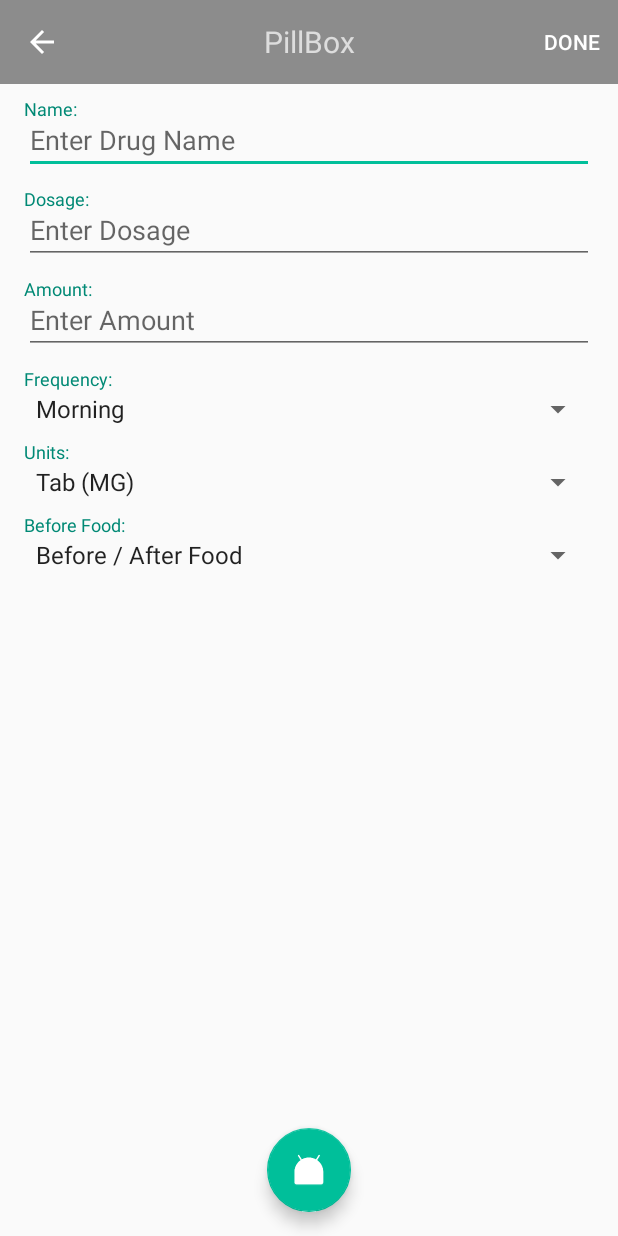
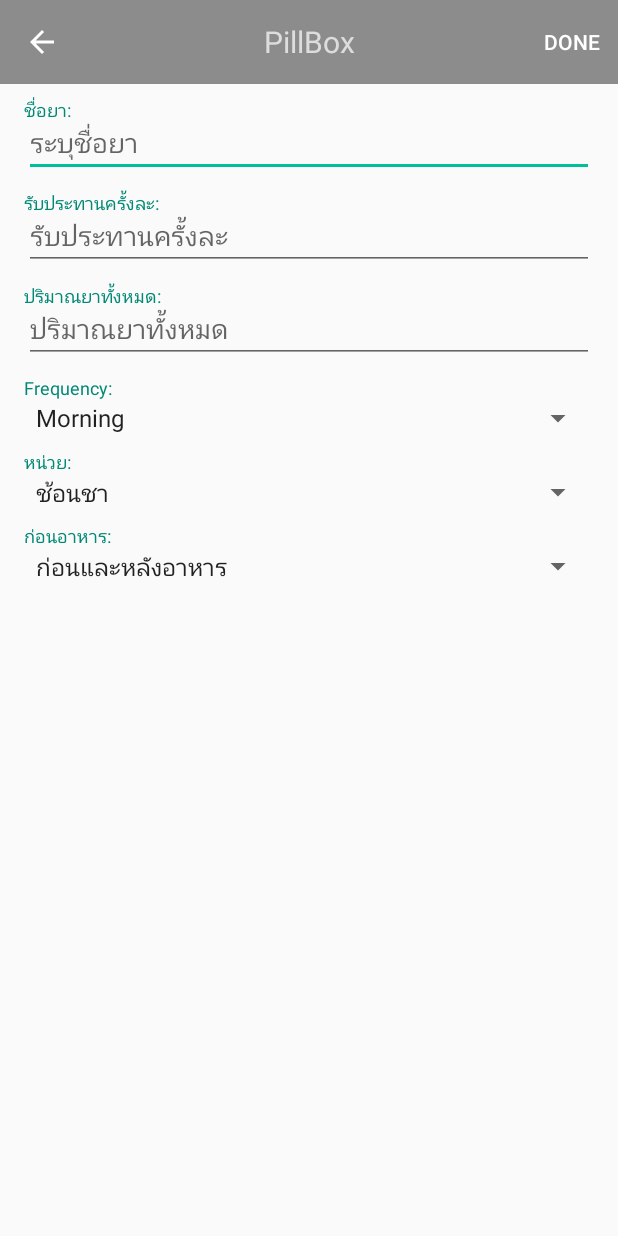
Before and after one commit to iamteerawut/se_project, an Android app: the AddMedActivity screen opened directly, with no data from a screen before it, on a phone screen of 412 x 824 dp. Run offline under Robolectric (Android 15) with nearby library versions, the phone set to English and light mode, and no system bars; 1 statement that could not run was skipped.

Commit message:
แปลงเป็นภาษาไทย อิอิ

```diff
--- a/PillBox-master/app/src/main/AndroidManifest.xml
+++ b/PillBox-master/app/src/main/AndroidManifest.xml
@@ -58,9 +58,6 @@
                 android:name="android.support.PARENT_ACTIVITY"
                 android:value="com.example.pillbox.activity.MainActivity" />
         </activity>
-        <activity
-            android:name=".activity.ScanMedActivity"
-            android:screenOrientation="portrait" />
         <activity android:name=".activity.SettingsActivity" />
 
         <activity android:name=".activity.TakeMedActivity"
--- a/PillBox-master/app/src/main/java/com/example/pillbox/activity/AddMedActivity.java
+++ b/PillBox-master/app/src/main/java/com/example/pillbox/activity/AddMedActivity.java
@@ -83,7 +83,6 @@ public class AddMedActivity extends AppCompatActivity {
         ActionBar actionBar = getSupportActionBar();
         // Enable the Up button
         actionBar.setDisplayHomeAsUpEnabled(true);
-        setUpFloatingActionButton();
 
         mPrevActivity = getIntent().getStringExtra("PREV_ACTIVITY");
         if(mPrevActivity.equals("ScanMedActivity")){
@@ -123,15 +122,6 @@ public class AddMedActivity extends AppCompatActivity {
         }
     }
 
-    private void setUpFloatingActionButton(){
-        FloatingActionButton fab = (FloatingActionButton) findViewById(R.id.camera_fab);
-        fab.setOnClickListener(new View.OnClickListener() {
-            @Override
-            public void onClick(View view) {
-
-            }
-        });
-    }
 
     @Override
     public boolean onCreateOptionsMenu(Menu menu) {
--- a/PillBox-master/app/src/main/java/com/example/pillbox/fragments/DisplayMedsFragment.java
+++ b/PillBox-master/app/src/main/java/com/example/pillbox/model/DisplayMedsFragment.java
@@ -1,4 +1,4 @@
-package com.example.pillbox.fragments;
+package com.example.pillbox.model;
 
 import android.app.Fragment;
 import android.database.Cursor;
--- a/PillBox-master/app/src/main/java/com/example/pillbox/fragments/PillBoxFragment.java
+++ b/PillBox-master/app/src/main/java/com/example/pillbox/model/PillBoxFragment.java
@@ -1,4 +1,4 @@
-package com.example.pillbox.fragments;
+package com.example.pillbox.model;
 
 import android.app.DatePickerDialog;
 import android.app.Fragment;
--- a/PillBox-master/app/src/main/java/com/example/pillbox/fragments/ReportFragment.java
+++ b/PillBox-master/app/src/main/java/com/example/pillbox/model/ReportFragment.java
@@ -1,4 +1,4 @@
-package com.example.pillbox.fragments;
+package com.example.pillbox.model;
 
 import android.app.Fragment;
 import android.os.Bundle;
--- a/PillBox-master/app/src/main/res/layout/activity_add_med.xml
+++ b/PillBox-master/app/src/main/res/layout/activity_add_med.xml
@@ -174,14 +174,5 @@
 
     </LinearLayout>
 
-    <android.support.design.widget.FloatingActionButton
-        android:id="@+id/camera_fab"
-        android:layout_width="wrap_content"
-        android:layout_height="wrap_content"
-        android:layout_gravity="bottom|center"
-        android:layout_margin="@dimen/fab_margin"
-        android:tint="@color/white"
-        app:srcCompat="@mipmap/ic_launcher" />
-
 
 </android.support.design.widget.CoordinatorLayout>
--- a/PillBox-master/app/src/main/res/layout/activity_main.xml
+++ b/PillBox-master/app/src/main/res/layout/activity_main.xml
@@ -37,7 +37,7 @@
         android:layout_height="wrap_content"
         android:layout_alignParentBottom="true"
         app:itemBackground="@color/colorPrimary"
-        app:itemIconTint="#8cc694"
+        app:itemIconTint="@android:color/white"
         app:itemTextColor="@color/white"
         app:menu="@menu/bottom_navigation_main">
 
--- a/PillBox-master/app/src/main/res/menu/bottom_navigation_main.xml
+++ b/PillBox-master/app/src/main/res/menu/bottom_navigation_main.xml
@@ -14,7 +14,7 @@
         android:enabled="true"
         android:icon="@android:drawable/ic_menu_view"
         android:title="ยาทั้งหมด"/>
-        <!--app:showAsAction="ifRoom" />-->
+        app:showAsAction="ifRoom" />
 
     <item
         android:id="@+id/action_report"
--- a/PillBox-master/app/src/main/res/values/strings.xml
+++ b/PillBox-master/app/src/main/res/values/strings.xml
@@ -7,35 +7,41 @@
 
     <string name="action_add_med">Add</string>
 
-    <string name="med_name">Enter Drug Name</string>
-    <string name="dosage">Enter Dosage </string>
+    <string name="med_name">ระบุชื่อยา</string>
+    <string name="dosage">รับประทานครั้งละ </string>
     <string name="frequency">Enter Frequency</string>
-    <string name="before_food">Before Food</string>
-    <string name="amount">Enter Amount</string>
-    <string name="units">Enter Units</string>
+    <string name="before_food">ก่อนอาหาร</string>
+    <string name="amount">ปริมาณยาทั้งหมด</string>
+    <string name="units">หน่วย</string>
 
-    <string name="med_name_label">Name:</string>
-    <string name="dosage_label">Dosage:</string>
+    <string name="med_name_label">ชื่อยา:</string>
+    <string name="dosage_label">รับประทานครั้งละ:</string>
     <string name="frequency_label">Frequency:</string>
-    <string name="before_food_label">Before Food:</string>
-    <string name="amount_label">Amount:</string>
-    <string name="units_label">Units:</string>
+    <string name="before_food_label">ก่อนอาหาร:</string>
+    <string name="amount_label">ปริมาณยาทั้งหมด:</string>
+    <string name="units_label">หน่วย:</string>
 
     <string name="start_date_label">Start Date:</string>
     <string name="end_date_label">End Date:</string>
 
-    <string name="units_prompt">Select Unit</string>
+    <string name="units_prompt">ระบุหน่วย</string>
 
     <string-array name="units_array">
-        <item>Tab (MG)</item>
-        <item>Syrup (ML)</item>
+        <item>ช้อนชา</item>
+        <item>ช้อนโต๊ะ</item>
+        <item>เม็ด</item>
+        <item>แคปซูล</item>
+        <item>มิลลิลิตร</item>
+        <item>มิลลิกรัม</item>
+        <item>ออนซ์</item>
+        <item>อื่น ๆ </item>
     </string-array>
 
     <string name="before_food_prompt">Select Before Food</string>
     <string-array name="before_food_array">
-        <item>Before / After Food</item>
-        <item>Before Food</item>
-        <item>After Food</item>
+        <item>ก่อนและหลังอาหาร</item>
+        <item>ก่อนอาหาร</item>
+        <item>หลังอาหาร</item>
     </string-array>
 
     <!--<string name="freq_prompt">Medication Frequency</string>-->
```
Also changed, not shown: PillBox-master/app/src/main/java/com/example/pillbox/activity/MainActivity.java (+3 -5 lines), PillBox-master/app/src/main/java/com/example/pillbox/activity/ScanMedActivity.java (deleted, +0 -516 lines).
